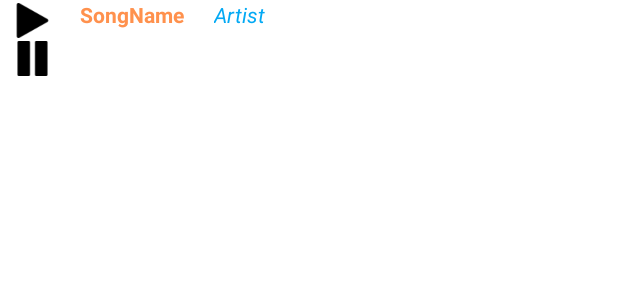
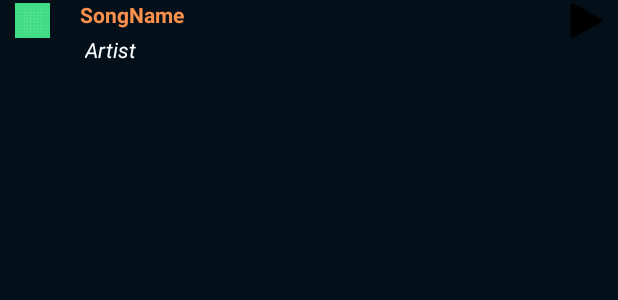
Before and after one commit to jmaham23/AndroidLocalAudioPlayer, an Android app: the layout audio.xml on its own in the app's theme, with its tools: preview values and no code run, on a phone screen of 412 x 824 dp. Shown: the top 300 px of the screen. Run offline under Robolectric (Android 15) with nearby library versions, the phone set to English and light mode, and no system bars.

```diff
--- a/app/src/main/java/com/example/musicplayer/MusicAdapter.java
+++ b/app/src/main/java/com/example/musicplayer/MusicAdapter.java
@@ -69,7 +69,7 @@ public class MusicAdapter extends BaseAdapter {
             myViewHolder.songName=(TextView)convertView.findViewById(R.id.song_name);
             myViewHolder.artistName=(TextView)convertView.findViewById(R.id.artist);
             myViewHolder.playIcon=(ImageView) convertView.findViewById(R.id.play_icon);
-            myViewHolder.pauseIcon=(ImageView)convertView.findViewById(R.id.pause_icon);
+            //myViewHolder.pauseIcon=(ImageView)convertView.findViewById(R.id.pause_icon);
 
             convertView.setTag(myViewHolder);
         }
@@ -87,12 +87,14 @@ public class MusicAdapter extends BaseAdapter {
             }
         });
 
+        /*
         myViewHolder.pauseIcon.setOnClickListener(new View.OnClickListener() {
             @Override
             public void onClick(View v){
                 mp.pause();
             }
         });
+        */
         return convertView;
     }
 }
--- /dev/null
+++ b/app/src/main/res/drawable/list_divider.xml
@@ -0,0 +1,5 @@
+<?xml version="1.0" encoding="utf-8"?>
+<shape xmlns:android="http://schemas.android.com/apk/res/android"
+    android:shape="rectangle">
+    <stroke android:width="1dip" android:color="#FFFFFF" />
+</shape>
--- a/app/src/main/res/layout/audio.xml
+++ b/app/src/main/res/layout/audio.xml
@@ -3,26 +3,27 @@
     android:id="@+id/audio_strips"
     android:layout_width="match_parent"
     android:layout_height="match_parent"
-    android:background="#FFFFFF">
+    android:background="#030F19">
 
     <ImageView
         android:id="@+id/play_icon"
-        android:layout_marginLeft="10dp"
-        android:layout_marginTop="2dp"
         android:layout_width="23dp"
         android:layout_height="23dp"
+        android:layout_alignParentEnd="true"
+        android:layout_marginLeft="260dp"
+        android:layout_marginTop="2dp"
+        android:layout_marginEnd="9dp"
         android:layout_marginRight="10dp"
-        android:src="@drawable/play48"/>
+        android:src="@drawable/play48" />
 
     <ImageView
-        android:id="@+id/pause_icon"
+        android:id="@+id/album_art"
         android:layout_width="23dp"
         android:layout_marginTop="2dp"
         android:layout_height="23dp"
         android:layout_marginLeft="10dp"
         android:layout_marginRight="10dp"
-        android:layout_below="@id/play_icon"
-        android:src="@drawable/pause48"/>
+        android:src="@drawable/ic_launcher_background"/>
 
     <!--drawn after image view-->
 
@@ -35,21 +36,27 @@
         android:text="SongName"
         android:textStyle="bold"
         android:textColor="@color/orange"
-        android:layout_toRightOf="@id/pause_icon"
-        android:autoSizeMaxTextSize="27sp" />
+        android:layout_toRightOf="@id/album_art"
+        android:autoSizeMaxTextSize="27sp"
+        android:autoSizeMinTextSize="15sp"/>
 
     <TextView
         android:id="@+id/artist"
-        android:layout_width="wrap_content"
+        android:layout_width="226dp"
         android:layout_height="wrap_content"
-        android:layout_marginStart="10dp"
-        android:layout_marginLeft="10dp"
-        android:layout_marginRight="10dp"
-        android:textStyle="italic"
+        android:layout_below="@+id/song_name"
+        android:layout_alignStart="@+id/song_name"
+        android:layout_alignEnd="@+id/song_name"
+        android:layout_marginStart="3dp"
+        android:layout_marginLeft="30dp"
+        android:layout_marginTop="4dp"
+        android:layout_marginEnd="-160dp"
+        android:layout_marginRight="30dp"
+        android:autoSizeMaxTextSize="27sp"
+        android:autoSizeMinTextSize="15sp"
         android:text="Artist"
-        android:textColor="#03A9F4"
-        android:layout_toRightOf="@id/song_name"
-        android:autoSizeMaxTextSize="27sp" />
+        android:textColor="#FFFFFF"
+        android:textStyle="italic" />
 
 
 </RelativeLayout>
--- a/app/src/main/res/layout/fragment_song.xml
+++ b/app/src/main/res/layout/fragment_song.xml
@@ -3,7 +3,8 @@
     xmlns:tools="http://schemas.android.com/tools"
     android:layout_width="match_parent"
     android:layout_height="match_parent"
-    tools:context=".SongFragment">
+    tools:context=".SongFragment"
+    android:divider="@drawable/list_divider" android:dividerHeight="1px">
 
 
     <ListView
```
